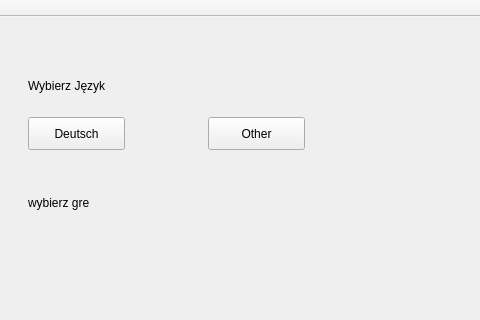
Old version of the form langapp/mainwindow.ui in the repository rafalbober/QtLanguageApp; both pictures show x 262 to 742 and y 0 to 320 of the 742 by 504 pixel window.
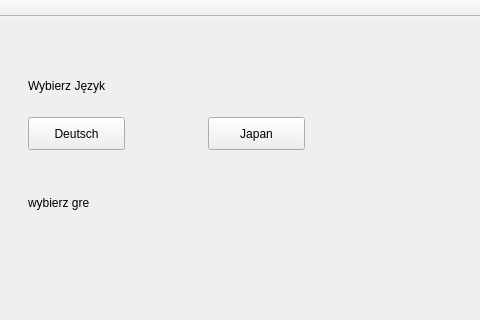
New version of the form.

Diff of the .ui file:
```diff
--- a/langapp/mainwindow.ui
+++ b/langapp/mainwindow.ui
@@ -92,7 +92,7 @@
        </rect>
       </property>
       <property name="text">
-       <string>Other</string>
+       <string>Japan</string>
       </property>
      </widget>
      <widget class="QLabel" name="label_2">
```
Left out of the diff: 2 changed lines with no effect on the pictures.
